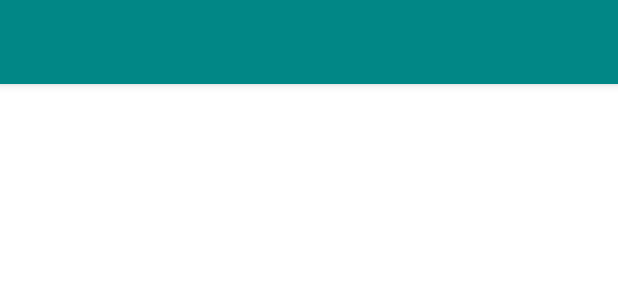
After one commit to gavrilaopris/Licenta, an Android app: the layout activity_work.xml on its own in the app's theme, with its tools: preview values and no code run, on a phone screen of 412 x 824 dp. The commit adds this screen. Shown: the top 300 px of the screen. Run offline under Robolectric (Android 15) with nearby library versions, the phone set to English and light mode, and no system bars.

Commit message:
Proiect Licenta

```diff
--- a/app/src/main/AndroidManifest.xml
+++ b/app/src/main/AndroidManifest.xml
@@ -15,7 +15,8 @@
         android:roundIcon="@mipmap/ic_launcher_round"
         android:supportsRtl="true"
         android:theme="@style/Theme.MyApplication">
-        <activity android:name=".PopupUserList"></activity>
+        <activity android:name=".WorkActivity"></activity>
+        <activity android:name=".PopupUserList" />
         <activity android:name=".popup" />
         <activity android:name=".EtapeActivity" />
         <activity android:name=".TaskActivity" />
--- a/app/src/main/java/com/example/myapplication/Fragments/ChatsFragment.java
+++ b/app/src/main/java/com/example/myapplication/Fragments/ChatsFragment.java
@@ -126,7 +126,7 @@ public class ChatsFragment extends Fragment {
                     }
 
                 }
-                userAdapter = new UserAdapter(getContext(), mUsers, true, false);
+                userAdapter = new UserAdapter(getContext(), mUsers, true, false, false);
                 recyclerView.setAdapter(userAdapter);
             }
 
--- a/app/src/main/java/com/example/myapplication/Fragments/UsersFragment.java
+++ b/app/src/main/java/com/example/myapplication/Fragments/UsersFragment.java
@@ -116,7 +116,7 @@ public class UsersFragment extends Fragment {
                            mUsers.add(user);
                        }
                    }
-                   userAdapter = new UserAdapter(getContext(), mUsers, false, false);
+                   userAdapter = new UserAdapter(getContext(), mUsers, false, false, false);
                    recyclerView.setAdapter(userAdapter);
                }
 
@@ -154,7 +154,7 @@ public class UsersFragment extends Fragment {
                             mUsers.add(user);
                         }
                     }
-                    userAdapter = new UserAdapter(getContext(), mUsers, false, false);
+                    userAdapter = new UserAdapter(getContext(), mUsers, false, false,false);
                     recyclerView.setAdapter(userAdapter);
 
                 }
--- a/app/src/main/java/com/example/myapplication/MainActivity.java
+++ b/app/src/main/java/com/example/myapplication/MainActivity.java
@@ -19,6 +19,7 @@ import android.widget.TextView;
 import com.example.myapplication.Fragments.ChatsFragment;
 import com.example.myapplication.Fragments.ProjectsFragment;
 import com.example.myapplication.Fragments.UsersFragment;
+import com.example.myapplication.Fragments.WorkFragment;
 import com.example.myapplication.Model.User;
 import com.google.android.gms.tasks.OnCompleteListener;
 import com.google.android.gms.tasks.Task;
@@ -189,6 +190,7 @@ public class MainActivity extends AppCompatActivity {
         viewPagerAdapter.addFragment(new ChatsFragment(), "Chat");
         viewPagerAdapter.addFragment(new UsersFragment(), "Users");
         viewPagerAdapter.addFragment(new ProjectsFragment(), "Projects");
+        viewPagerAdapter.addFragment(new WorkFragment(), "Work");
 
         viewPager.setAdapter(viewPagerAdapter);
 
--- /dev/null
+++ b/app/src/main/res/layout/activity_work.xml
@@ -0,0 +1,48 @@
+<?xml version="1.0" encoding="utf-8"?>
+<RelativeLayout xmlns:android="http://schemas.android.com/apk/res/android"
+    xmlns:app="http://schemas.android.com/apk/res-auto"
+    xmlns:tools="http://schemas.android.com/tools"
+    android:layout_width="match_parent"
+    android:layout_height="match_parent"
+    tools:context=".WorkActivity">
+
+    <com.google.android.material.appbar.AppBarLayout
+        android:id="@+id/bar_layout"
+
+        android:layout_height="wrap_content"
+        android:layout_width="match_parent">
+
+        <androidx.appcompat.widget.Toolbar
+            android:id="@+id/toolbar"
+            android:layout_width="match_parent"
+            android:layout_height="wrap_content"
+            android:background="@color/teal_700"
+            android:theme="@style/ThemeOverlay.AppCompat.Dark.ActionBar"
+            app:popupTheme="@style/MenuStyle">
+
+            <de.hdodenhof.circleimageview.CircleImageView
+                android:layout_width="30dp"
+                android:layout_height="30dp"
+                android:id="@+id/profile_image"/>
+
+            <TextView
+                android:layout_width="wrap_content"
+                android:layout_height="wrap_content"
+                android:id="@+id/username"
+                android:layout_marginStart="25dp"
+                android:textColor="#fff"
+                android:textStyle="bold"/>
+
+
+        </androidx.appcompat.widget.Toolbar>
+
+    </com.google.android.material.appbar.AppBarLayout>
+
+    <androidx.recyclerview.widget.RecyclerView
+        android:id="@+id/recycler_view"
+        android:layout_width="match_parent"
+        android:layout_height="match_parent"
+        android:layout_below="@+id/bar_layout"
+        />
+
+</RelativeLayout>
```
Also changed, not shown: app/src/main/java/com/example/myapplication/Adapter/UserAdapter.java (+11 -6 lines), app/src/main/java/com/example/myapplication/EtapeActivity.java (+23 -1 lines), app/src/main/java/com/example/myapplication/Fragments/WorkFragment.java (added, +112 -0 lines), app/src/main/java/com/example/myapplication/Model/ListTasks.java (added, +21 -0 lines), app/src/main/java/com/example/myapplication/Model/TasksList.java (added, +21 -0 lines), app/src/main/java/com/example/myapplication/PopupUserList.java (+7 -7 lines), app/src/main/java/com/example/myapplication/WorkActivity.java (added, +133 -0 lines), app/src/main/java/com/example/myapplication/popup.java (+7 -2 lines), app/src/main/res/layout/fragment_work.xml (added, +14 -0 lines).
